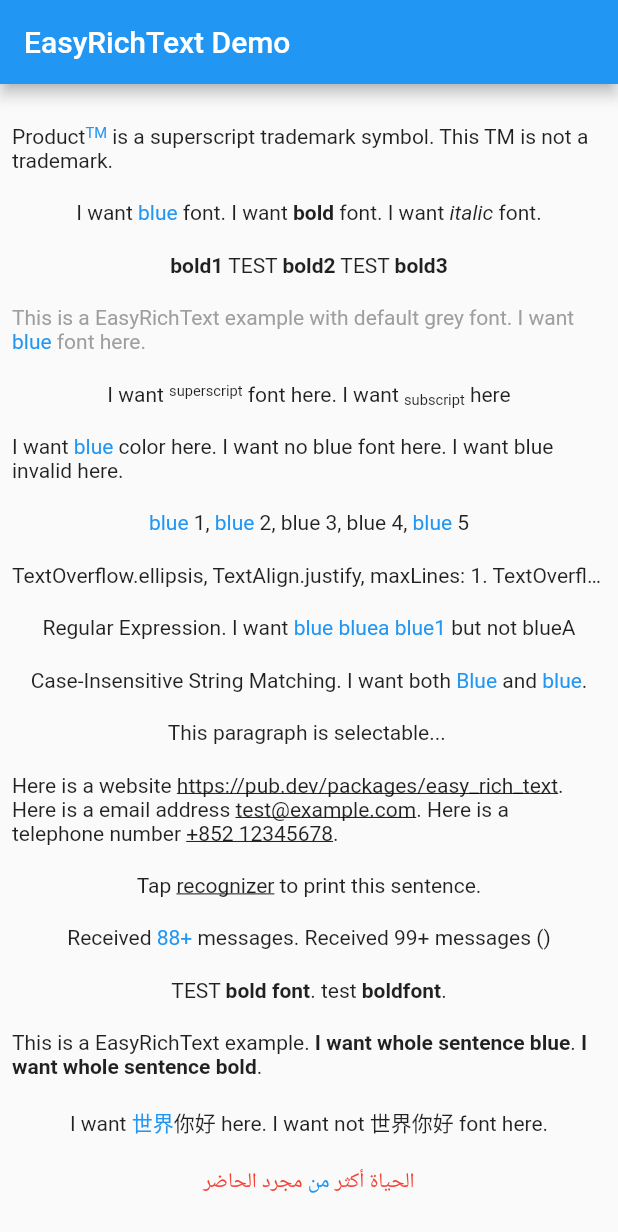
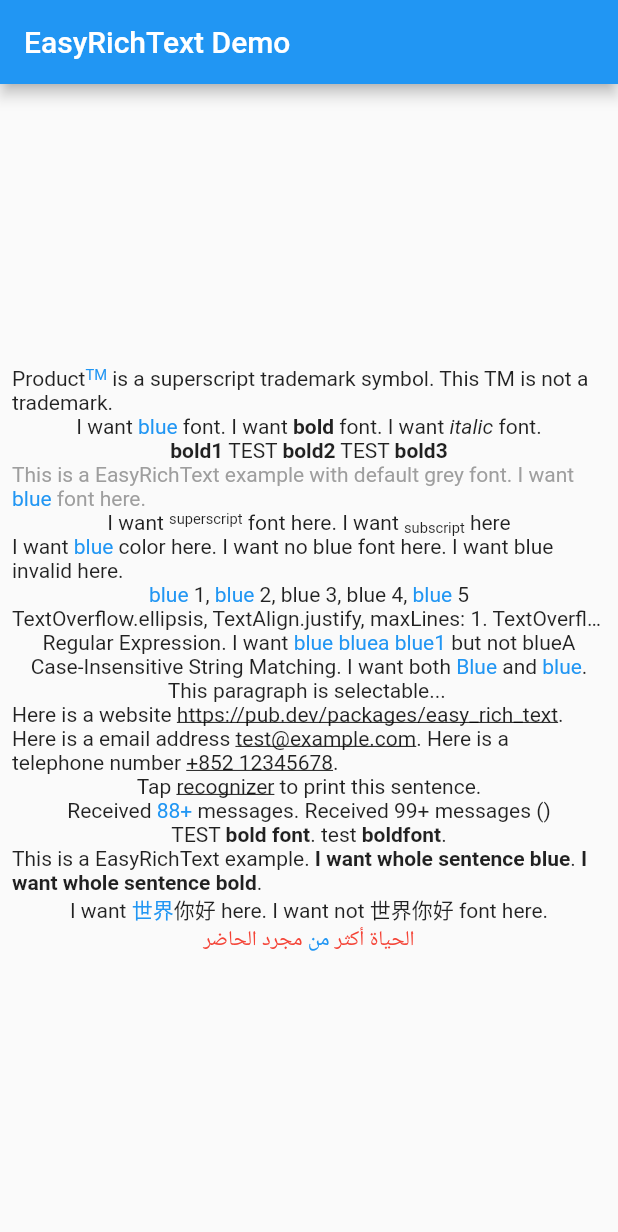
Before and after one commit to 2000calories/flutter_easy_rich_text, a Flutter app: the screen it shows after launch, on a phone screen of 412 x 824 dp. Shown: the top 1232 px of the screen. Run offline on Flutter 3.47's test engine with Material 2 defaults, Android fonts, the phone set to English and light mode, and no system bars.

```diff
--- a/example/lib/main.dart
+++ b/example/lib/main.dart
@@ -36,6 +36,7 @@ class _MyHomePageState extends State<MyHomePage> {
       body: Padding(
         padding: const EdgeInsets.all(8.0),
         child: Center(
+          child: SingleChildScrollView(
             child: Column(
               mainAxisAlignment: MainAxisAlignment.spaceEvenly,
               crossAxisAlignment: CrossAxisAlignment.center,
@@ -307,6 +308,7 @@ class _MyHomePageState extends State<MyHomePage> {
             ),
           ),
         ),
+      ),
     );
   }
 }
--- a/lib/src/easy_rich_text.dart
+++ b/lib/src/easy_rich_text.dart
@@ -264,7 +264,9 @@ class EasyRichText extends StatelessWidget {
         }
       });
     });
+    //in some cases the sorted result is still disordered;need re-sort the 1d list;
     positions.sort((a, b) => a[0].compareTo(b[0]));
+
     //remove invalid positions
     List<List<int>> postionsToRemove = [];
     for (var i = 1; i < positions.length; i++) {
@@ -283,6 +285,7 @@ class EasyRichText extends StatelessWidget {
       splitPositions.add(position[1]);
     });
     splitPositions.add(temText.length);
+    splitPositions.sort();
 
     splitPositions.asMap().forEach((index, splitPosition) {
       if (index != 0) {
@@ -290,8 +293,6 @@ class EasyRichText extends StatelessWidget {
             .add(temText.substring(splitPositions[index - 1], splitPosition));
       }
     });
-
-    // print(strList);
     return strList;
   }
 
```
Lines whose indentation alone changed are shown as unchanged.
